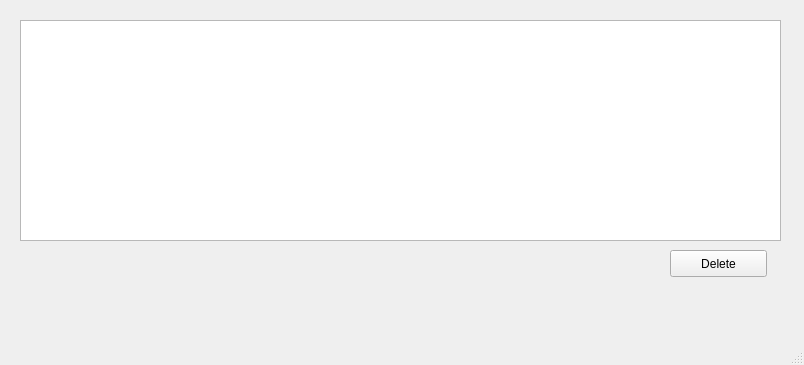
Qt form ShowMessages.ui (antonsavchenko94/Authorization) before a commit.
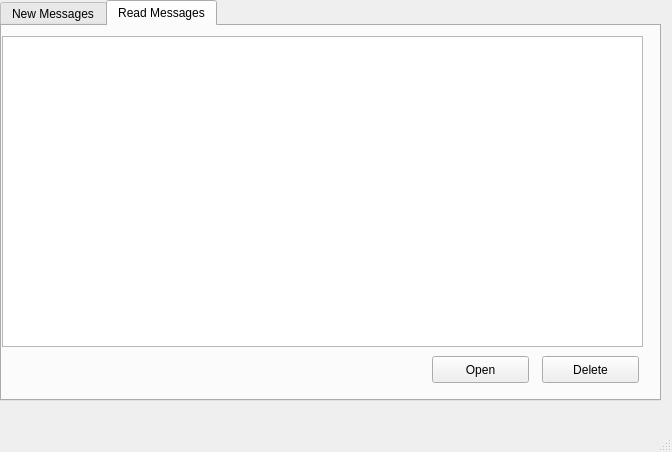
The same form after that commit.

```diff
--- a/ShowMessages.ui
+++ b/ShowMessages.ui
@@ -6,8 +6,8 @@
    <rect>
     <x>0</x>
     <y>0</y>
-    <width>804</width>
-    <height>365</height>
+    <width>672</width>
+    <height>452</height>
    </rect>
   </property>
   <property name="windowTitle">
@@ -66,28 +66,100 @@
      <string/>
     </property>
    </widget>
-   <widget class="QListWidget" name="listWidget">
+   <widget class="QTabWidget" name="tabWidget">
     <property name="geometry">
      <rect>
-      <x>20</x>
-      <y>20</y>
-      <width>761</width>
-      <height>221</height>
+      <x>0</x>
+      <y>0</y>
+      <width>661</width>
+      <height>401</height>
      </rect>
     </property>
-   </widget>
-   <widget class="QPushButton" name="pushButton">
-    <property name="geometry">
-     <rect>
-      <x>670</x>
-      <y>250</y>
-      <width>97</width>
-      <height>27</height>
-     </rect>
+    <property name="currentIndex">
+     <number>1</number>
     </property>
-    <property name="text">
-     <string>Delete</string>
-    </property>
+    <widget class="QWidget" name="tab">
+     <attribute name="title">
+      <string>New Messages</string>
+     </attribute>
+     <widget class="QListWidget" name="listWidget">
+      <property name="geometry">
+       <rect>
+        <x>0</x>
+        <y>10</y>
+        <width>641</width>
+        <height>311</height>
+       </rect>
+      </property>
+     </widget>
+     <widget class="QPushButton" name="pushButton">
+      <property name="geometry">
+       <rect>
+        <x>520</x>
+        <y>330</y>
+        <width>97</width>
+        <height>27</height>
+       </rect>
+      </property>
+      <property name="text">
+       <string>Delete</string>
+      </property>
+     </widget>
+     <widget class="QPushButton" name="openMessages">
+      <property name="geometry">
+       <rect>
+        <x>400</x>
+        <y>330</y>
+        <width>97</width>
+        <height>27</height>
+       </rect>
+      </property>
+      <property name="text">
+       <string>Open</string>
+      </property>
+     </widget>
+    </widget>
+    <widget class="QWidget" name="tab_2">
+     <attribute name="title">
+      <string>Read Messages</string>
+     </attribute>
+     <widget class="QListWidget" name="listWidget_2">
+      <property name="geometry">
+       <rect>
+        <x>0</x>
+        <y>10</y>
+        <width>641</width>
+        <height>311</height>
+       </rect>
+      </property>
+     </widget>
+     <widget class="QPushButton" name="pushButton_2">
+      <property name="geometry">
+       <rect>
+        <x>540</x>
+        <y>330</y>
+        <width>97</width>
+        <height>27</height>
+       </rect>
+      </property>
+      <property name="text">
+       <string>Delete</string>
+      </property>
+     </widget>
+     <widget class="QPushButton" name="pushButton_3">
+      <property name="geometry">
+       <rect>
+        <x>430</x>
+        <y>330</y>
+        <width>97</width>
+        <height>27</height>
+       </rect>
+      </property>
+      <property name="text">
+       <string>Open</string>
+      </property>
+     </widget>
+    </widget>
    </widget>
   </widget>
   <widget class="QMenuBar" name="menubar">
```
Left out of the diff: 2 changed lines with no effect on the pictures.
